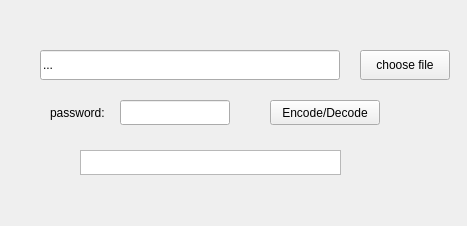
Above: encoder.ui from jcglqmoyx/video-encryptor before the change. Below: the same form after it.
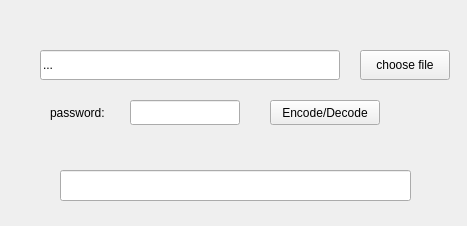
That is the form after the change.

```diff
--- a/encoder.ui
+++ b/encoder.ui
@@ -58,16 +58,6 @@
     <string>choose file</string>
    </property>
   </widget>
-  <widget class="QPlainTextEdit" name="info">
-   <property name="geometry">
-    <rect>
-     <x>80</x>
-     <y>150</y>
-     <width>261</width>
-     <height>25</height>
-    </rect>
-   </property>
-  </widget>
   <widget class="QLabel" name="password_label">
    <property name="geometry">
     <rect>
@@ -84,7 +74,7 @@
   <widget class="QLineEdit" name="password">
    <property name="geometry">
     <rect>
-     <x>120</x>
+     <x>130</x>
      <y>100</y>
      <width>110</width>
      <height>25</height>
@@ -106,6 +96,16 @@
     <enum>QLineEdit::Password</enum>
    </property>
   </widget>
+  <widget class="QLineEdit" name="info">
+   <property name="geometry">
+    <rect>
+     <x>60</x>
+     <y>170</y>
+     <width>351</width>
+     <height>31</height>
+    </rect>
+   </property>
+  </widget>
  </widget>
  <resources/>
  <connections/>
```
